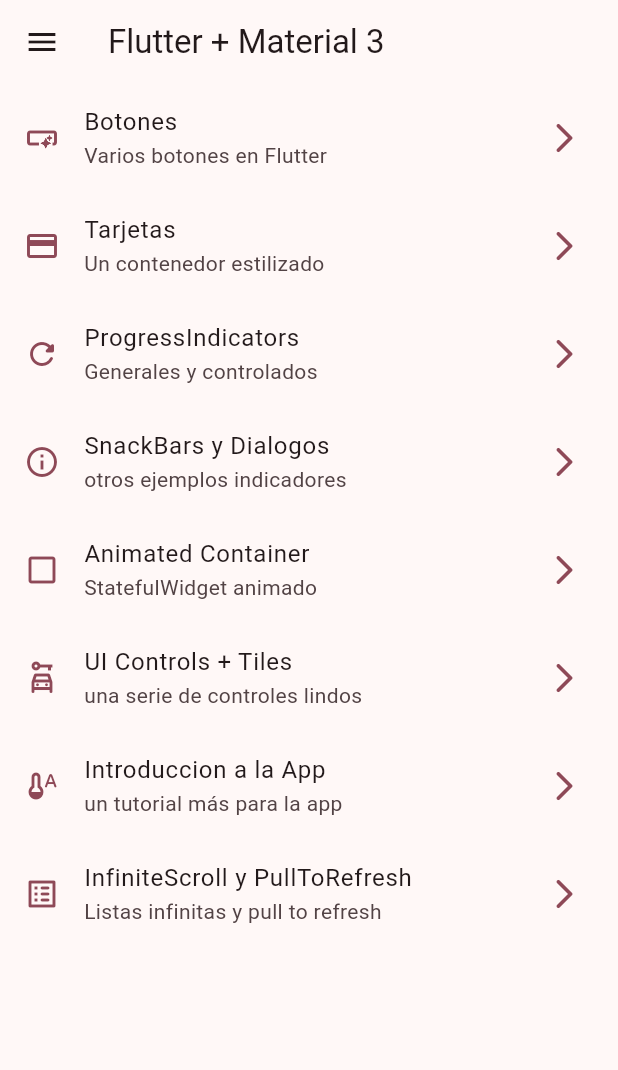
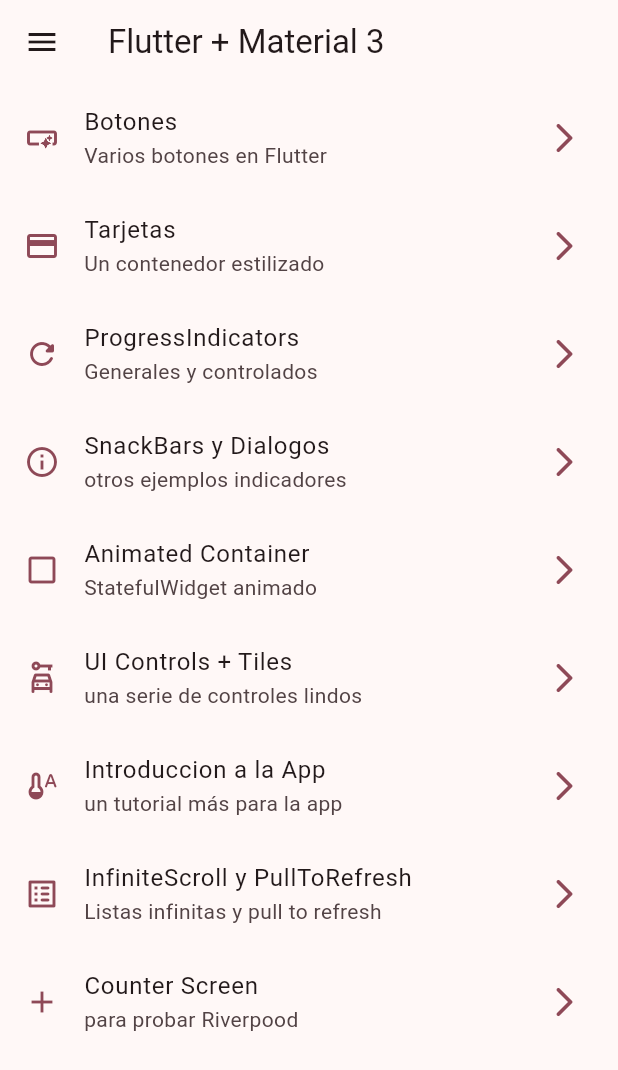
Before and after one commit to msalvetti/widgets_app, a Flutter app: the screen it shows after launch, on a phone screen of 412 x 824 dp. Shown: the top 1070 px of the screen. Run offline on Flutter 3.47's test engine with Material 2 defaults, Android fonts, the phone set to English and light mode, and no system bars; our stand-ins replace animate_do, go_router.

Commit message:
comenzando con Riverpood

```diff
--- a/lib/config/menu/menu_item.dart
+++ b/lib/config/menu/menu_item.dart
@@ -54,5 +54,10 @@ const appMenuItems = <MenuItem>[
       subtitle: "Listas infinitas y pull to refresh",
       link: "/infinite",
       icon: Icons.list_alt_rounded),
+  MenuItem(
+      title: "Counter Screen",
+      subtitle: "para probar Riverpood",
+      link: "/counter",
+      icon: Icons.add),
   // MenuItem(title: title, subtitle: subtitle, link: link, icon: icon),
 ];
--- a/lib/config/router/app_router.dart
+++ b/lib/config/router/app_router.dart
@@ -1,4 +1,5 @@
 import 'package:go_router/go_router.dart';
+import 'package:widgets_app/presentation/screens/counter/counter_screen.dart';
 import 'package:widgets_app/presentation/screens/screens.dart';
 
 //GoRouter configuration
@@ -48,4 +49,9 @@ final appRouter = GoRouter(initialLocation: '/', routes: [
     name: InfiniteScrollScreen.name,
     builder: (context, state) => const InfiniteScrollScreen(),
   ),
+  GoRoute(
+    path: '/counter',
+    name: CounterScreen.name,
+    builder: (context, state) => const CounterScreen(),
+  ),
 ]);
--- a/lib/presentation/screens/screens.dart
+++ b/lib/presentation/screens/screens.dart
@@ -1,9 +1,10 @@
+export 'package:widgets_app/presentation/screens/animated/animated_screen.dart';
+export 'package:widgets_app/presentation/screens/app_tutorial/app_tutorial_screen.dart';
 export 'package:widgets_app/presentation/screens/buttons/buttons_screen.dart';
 export 'package:widgets_app/presentation/screens/cards/cards_screen.dart';
+export 'package:widgets_app/presentation/screens/counter/counter_screen.dart';
 export 'package:widgets_app/presentation/screens/home/home_screen.dart';
+export 'package:widgets_app/presentation/screens/infinite_scroll/infinite_scroll_screen.dart';
+export 'package:widgets_app/presentation/screens/progress/progress_screen.dart';
+export 'package:widgets_app/presentation/screens/snackbar/snackbar_screen.dart';
 export 'package:widgets_app/presentation/screens/ui_controls/ui_controls_screen.dart';
-export 'package:widgets_app/presentation/screens/snackbar/snackbar_screen.dart';
-export 'package:widgets_app/presentation/screens/progress/progress_screen.dart';
-export 'package:widgets_app/presentation/screens/infinite_scroll/infinite_scroll_screen.dart';
-export 'package:widgets_app/presentation/screens/app_tutorial/app_tutorial_screen.dart';
-export 'package:widgets_app/presentation/screens/animated/animated_screen.dart';
```
Also changed, not shown: lib/presentation/screens/counter/counter_screen.dart (added, +20 -0 lines).
